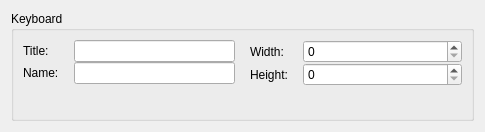
Before: the Qt Designer form src/ui/keyboardlayoutpropertieswidget.ui in KDE/ktouch, drawn with Qt 5.
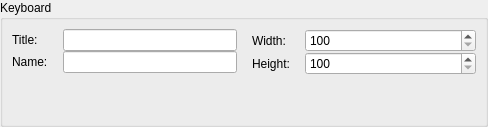
After: the same form once the commit is applied. The open tabs and pages were chosen to show the change.

Commit message:
resource editor: make keyboard layout properties editable
Not the title, name and size of an keyboard layout can be viewed and
edited using the property panel.

The edit to the form file:
```diff
--- a/src/ui/keyboardlayoutpropertieswidget.ui
+++ b/src/ui/keyboardlayoutpropertieswidget.ui
@@ -6,7 +6,7 @@
    <rect>
     <x>0</x>
     <y>0</y>
-    <width>480</width>
+    <width>488</width>
     <height>127</height>
    </rect>
   </property>
@@ -17,6 +17,9 @@
    </sizepolicy>
   </property>
   <layout class="QHBoxLayout" name="horizontalLayout_6">
+   <property name="margin">
+    <number>0</number>
+   </property>
    <item>
     <widget class="QStackedWidget" name="m_stackedWidget">
      <property name="currentIndex">
@@ -118,6 +121,15 @@
                 <verstretch>0</verstretch>
                </sizepolicy>
               </property>
+              <property name="minimum">
+               <number>100</number>
+              </property>
+              <property name="maximum">
+               <number>10000</number>
+              </property>
+              <property name="singleStep">
+               <number>10</number>
+              </property>
              </widget>
             </item>
             <item row="1" column="0">
@@ -138,6 +150,15 @@
                 <verstretch>0</verstretch>
                </sizepolicy>
               </property>
+              <property name="minimum">
+               <number>100</number>
+              </property>
+              <property name="maximum">
+               <number>10000</number>
+              </property>
+              <property name="singleStep">
+               <number>10</number>
+              </property>
              </widget>
             </item>
            </layout>
```
Left out of the diff: 2 changed lines with no effect on the pictures. The commit also changes 7 other files.
